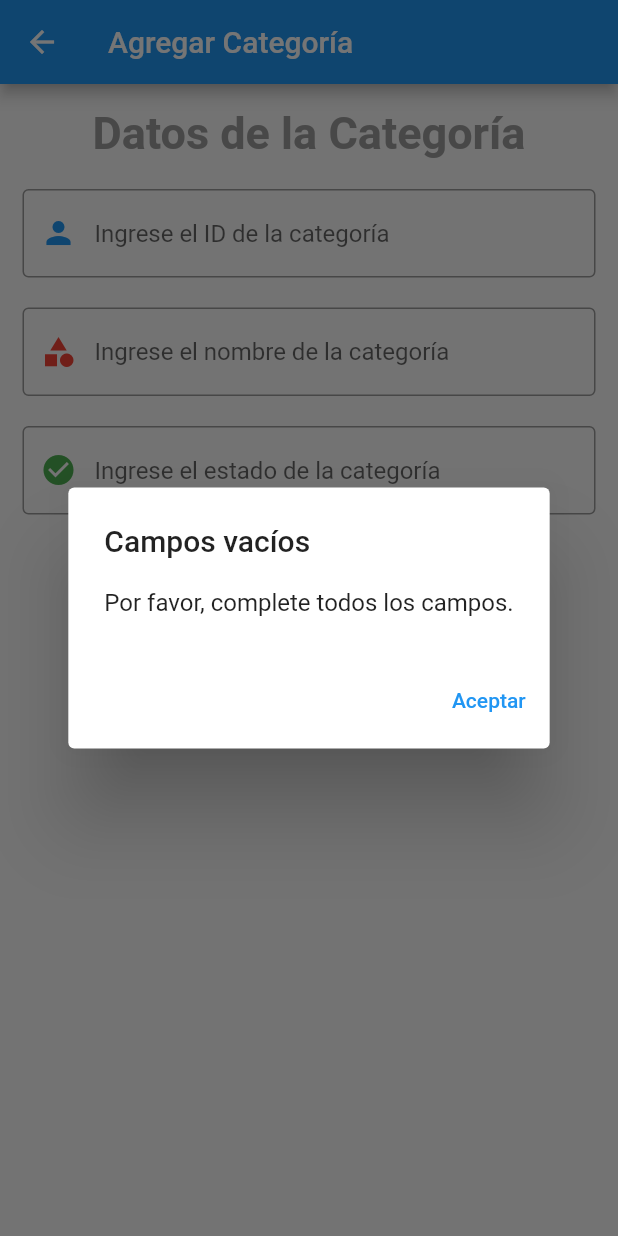
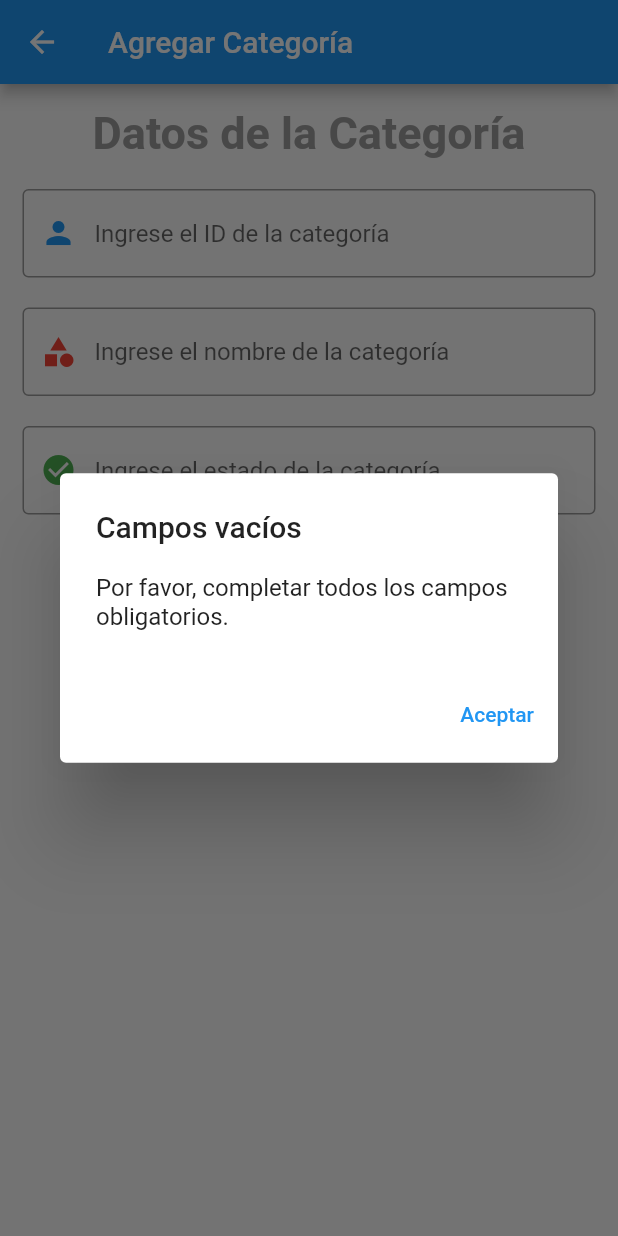
Before and after one commit to GilmarCalderon/eval2_dsw21b, a Flutter app: the AddCategoria screen opened by its route, after a tap on "Guardar", on a phone screen of 412 x 824 dp. Run offline on Flutter 3.47's test engine with Material 2 defaults, Android fonts, the light colour scheme and no system bars; our stand-ins replace cloud_firestore, firebase_core; accounts and stored records are empty.

Commit message:
completar

```diff
--- a/lib/views/add_categorias.dart
+++ b/lib/views/add_categorias.dart
@@ -87,7 +87,7 @@ context: context,
 builder: (context) {
 return AlertDialog(
 title: Text('Campos vacíos'),
-content: Text('Por favor, complete todos los campos.'),
+content: Text('Por favor, completar todos los campos obligatorios.'),
 actions: [
 TextButton(
 onPressed: () {
```
